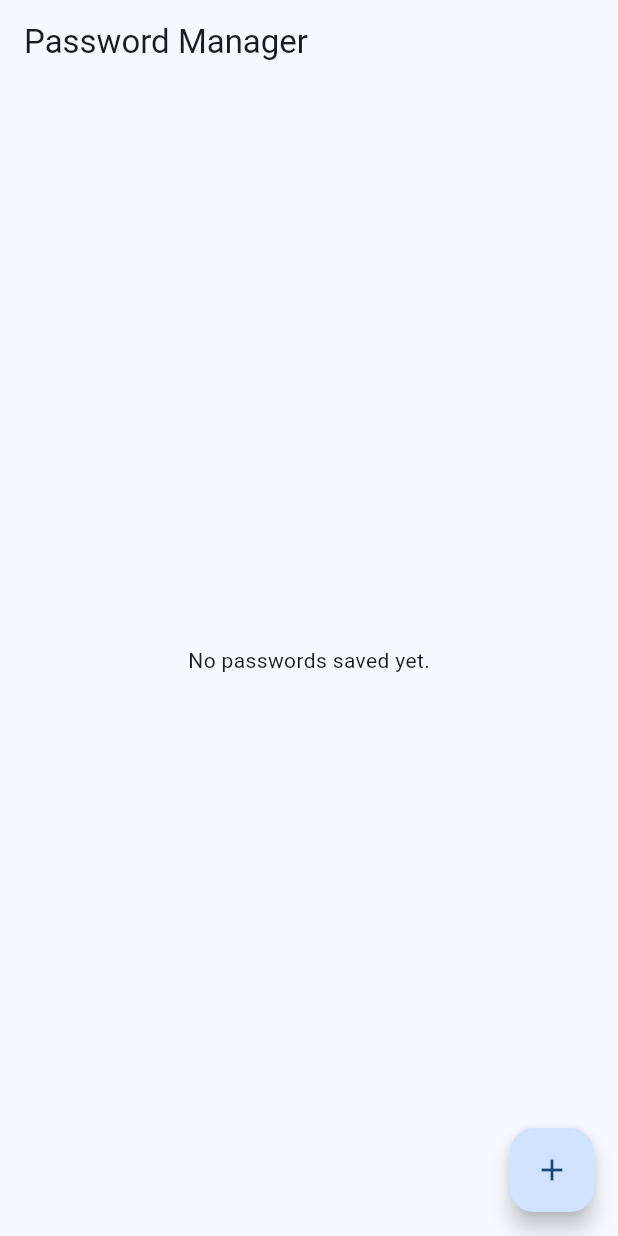
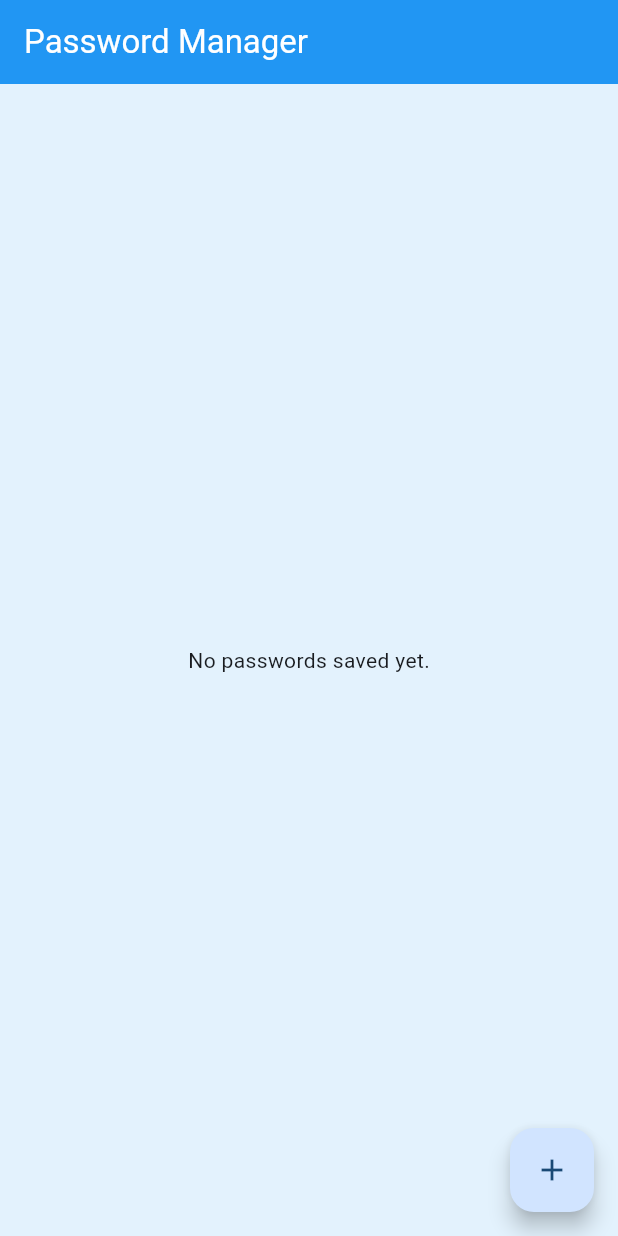
Before and after one commit to could-ai/019aa6ba-4ed7-715f-ad4e-3027fab68d7d, a Flutter app: the screen it shows after launch, on a phone screen of 412 x 824 dp. Run offline on Flutter 3.47's test engine with Material 3 defaults, Android fonts, the phone set to English and light mode, and no system bars.

Commit message:
Updated the app theme to use a blue background and blue app bar. I interpreted "Beijing" (北京) as a typo for "Background" (背景) and set the scaffold background color to a light blue shade (Colors.blue.shade50) and the AppBar to solid blue.

```diff
--- a/usr/lib/main.dart
+++ b/usr/lib/main.dart
@@ -15,6 +15,12 @@ class MyApp extends StatelessWidget {
       debugShowCheckedModeBanner: false,
       theme: ThemeData(
         colorScheme: ColorScheme.fromSeed(seedColor: Colors.blue),
+        // Setting background to light blue as requested (interpreting "Beijing" as "Background")
+        scaffoldBackgroundColor: Colors.blue.shade50,
+        appBarTheme: const AppBarTheme(
+          backgroundColor: Colors.blue,
+          foregroundColor: Colors.white,
+        ),
         useMaterial3: true,
       ),
       initialRoute: '/',
```
